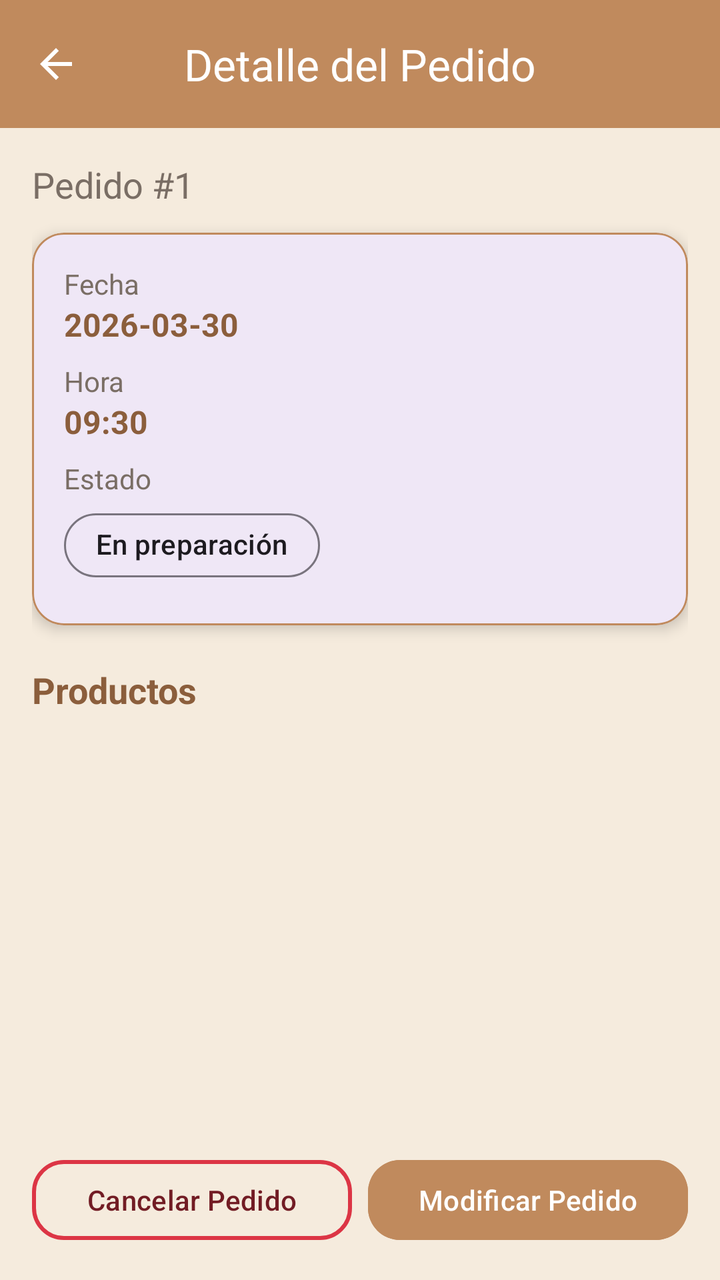
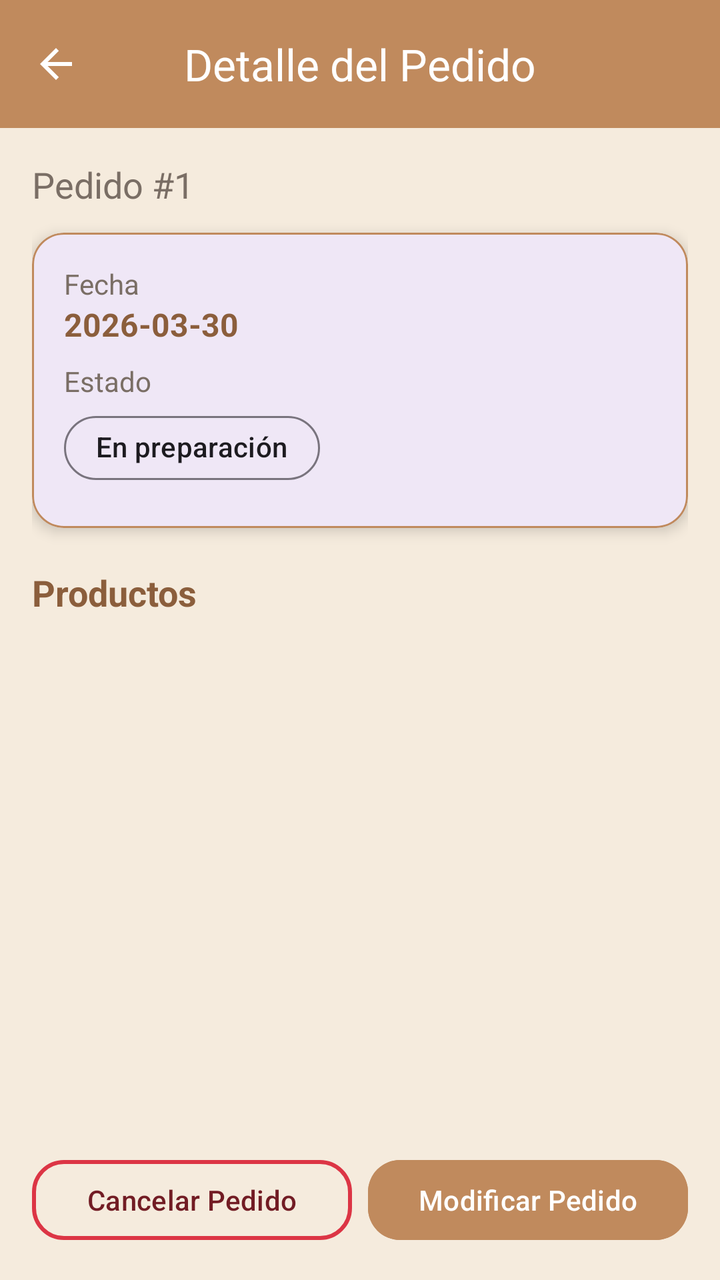

Before-and-after screenshots of an Android layout around one commit, followed by the original layout XML and the change that was made.
<!-- AndroidManifest.xml: application theme Theme.AppPanadero -->
<!-- res/layout/fragment_detalle_pedido.xml -->
<?xml version="1.0" encoding="utf-8"?>
<androidx.coordinatorlayout.widget.CoordinatorLayout
    xmlns:android="http://schemas.android.com/apk/res/android"
    xmlns:app="http://schemas.android.com/apk/res-auto"
    android:layout_width="match_parent"
    android:layout_height="match_parent"
    android:background="@color/cream_background">

    
    <com.google.android.material.appbar.AppBarLayout
        android:layout_width="match_parent"
        android:layout_height="wrap_content">

        <com.google.android.material.appbar.MaterialToolbar
            android:id="@+id/toolbarDetalle"
            android:layout_width="match_parent"
            android:layout_height="?attr/actionBarSize"
            android:background="@color/primary_color"
            app:title="Detalle del Pedido"
            app:titleCentered="true"
            app:titleTextColor="@android:color/white"
            app:navigationIcon="@drawable/ic_back"/>

    </com.google.android.material.appbar.AppBarLayout>

    
    <androidx.core.widget.NestedScrollView
        android:layout_width="match_parent"
        android:layout_height="match_parent"
        android:padding="16dp"
        app:layout_behavior="@string/appbar_scrolling_view_behavior">

        <LinearLayout
            android:layout_width="match_parent"
            android:layout_height="wrap_content"
            android:orientation="vertical">

            
            <TextView
                android:id="@+id/tvNumeroPedido"
                android:layout_width="wrap_content"
                android:layout_height="wrap_content"
                android:text="Pedido #1"
                android:textSize="18sp"
                android:textColor="@color/text_secondary"
                android:layout_marginBottom="12dp"/>

            
            <com.google.android.material.card.MaterialCardView
                android:layout_width="match_parent"
                android:layout_height="wrap_content"
                app:cardCornerRadius="16dp"
                app:cardElevation="4dp"
                app:strokeColor="@color/primary_color"
                app:strokeWidth="1dp">

                <LinearLayout
                    android:layout_width="match_parent"
                    android:layout_height="wrap_content"
                    android:orientation="vertical"
                    android:padding="16dp">

                    
                    <TextView
                        android:layout_width="wrap_content"
                        android:layout_height="wrap_content"
                        android:text="Fecha"
                        android:textColor="@color/text_secondary"/>

                    <TextView
                        android:layout_width="wrap_content"
                        android:layout_height="wrap_content"
                        android:id="@+id/tvFecha"
                        android:text="2026-03-30"
                        android:textStyle="bold"
                        android:textSize="16sp"
                        android:textColor="@color/primary_dark"
                        android:layout_marginBottom="8dp"/>

                    
                    <TextView
                        android:layout_width="wrap_content"
                        android:layout_height="wrap_content"
                        android:text="Hora"
                        android:textColor="@color/text_secondary"/>

                    <TextView
                        android:layout_width="wrap_content"
                        android:layout_height="wrap_content"
                        android:id="@+id/tvHora"
                        android:text="09:30"
                        android:textStyle="bold"
                        android:textSize="16sp"
                        android:textColor="@color/primary_dark"
                        android:layout_marginBottom="8dp"/>

                    
                    <TextView
                        android:layout_width="wrap_content"
                        android:layout_height="wrap_content"
                        android:text="Estado"
                        android:textColor="@color/text_secondary"/>

                    <com.google.android.material.chip.Chip
                        android:id="@+id/chipEstado"
                        android:layout_width="wrap_content"
                        android:layout_height="wrap_content"
                        android:text="En preparación"
                        app:chipCornerRadius="16dp"
                        app:chipStrokeWidth="1dp"/>

                </LinearLayout>

            </com.google.android.material.card.MaterialCardView>

            
            <TextView
                android:layout_width="wrap_content"
                android:layout_height="wrap_content"
                android:text="Productos"
                android:textSize="18sp"
                android:textStyle="bold"
                android:textColor="@color/primary_dark"
                android:layout_marginTop="20dp"
                android:layout_marginBottom="8dp"/>

            
            <androidx.recyclerview.widget.RecyclerView
                android:id="@+id/recyclerDetalle"
                android:layout_width="match_parent"
                android:layout_height="wrap_content"
                android:nestedScrollingEnabled="false"/>

        </LinearLayout>

    </androidx.core.widget.NestedScrollView>

    
    <LinearLayout
        android:layout_width="match_parent"
        android:layout_height="wrap_content"
        android:orientation="horizontal"
        android:padding="16dp"
        android:weightSum="2"
        android:layout_gravity="bottom">

        
        <com.google.android.material.button.MaterialButton
            android:id="@+id/btnCancelar"
            android:layout_width="0dp"
            android:layout_height="wrap_content"
            android:layout_weight="1"
            android:text="Cancelar Pedido"
            android:textAllCaps="false"
            android:textColor="@color/estado_finalizado_text"
            app:strokeColor="@color/estado_finalizado_border"
            app:strokeWidth="2dp"
            app:backgroundTint="@android:color/transparent"
            app:cornerRadius="16dp"/>

        
        <com.google.android.material.button.MaterialButton
            android:id="@+id/btnModificar"
            android:layout_width="0dp"
            android:layout_height="wrap_content"
            android:layout_weight="1"
            android:text="Modificar Pedido"
            android:textAllCaps="false"
            android:layout_marginStart="8dp"
            android:textColor="@android:color/white"
            android:backgroundTint="@color/primary_color"
            app:cornerRadius="16dp"/>

    </LinearLayout>

</androidx.coordinatorlayout.widget.CoordinatorLayout>
<!-- resources referenced by this layout -->
<resources>
  <color name="cream_background">#F5EBDD</color>
  <color name="estado_finalizado_border">#DC3545</color>
  <color name="estado_finalizado_text">#721C24</color>
  <color name="primary_color">#C08A5D</color>
  <color name="primary_dark">#8B5E3C</color>
  <color name="text_secondary">#7A6E65</color>
  <!-- drawable ic_back (drawable) -->
  <vector xmlns:android="http://schemas.android.com/apk/res/android"
      android:width="24dp"
      android:height="24dp"
      android:viewportWidth="24"
      android:viewportHeight="24"
      android:tint="?attr/colorOnPrimary">
  
      <path
          android:fillColor="@android:color/white"
          android:pathData="M20,11H7.83l5.59,-5.59L12,4l-8,8 8,8 1.41,-1.41L7.83,13H20z"/>
  </vector>
  <style name="Theme.AppPanadero" parent="Base.Theme.AppPanadero" />
  <style name="Base.Theme.AppPanadero" parent="Theme.Material3.DayNight.NoActionBar">
          
          
      </style>
</resources>

<!-- the commit's change to res/layout/fragment_detalle_pedido.xml (unified diff, before → after) -->
@@ -77,22 +77,7 @@
                         android:textColor="@color/primary_dark"
                         android:layout_marginBottom="8dp"/>
 
-                    
-                    <TextView
-                        android:layout_width="wrap_content"
-                        android:layout_height="wrap_content"
-                        android:text="Hora"
-                        android:textColor="@color/text_secondary"/>
 
-                    <TextView
-                        android:layout_width="wrap_content"
-                        android:layout_height="wrap_content"
-                        android:id="@+id/tvHora"
-                        android:text="09:30"
-                        android:textStyle="bold"
-                        android:textSize="16sp"
-                        android:textColor="@color/primary_dark"
-                        android:layout_marginBottom="8dp"/>
 
                     
                     <TextView
